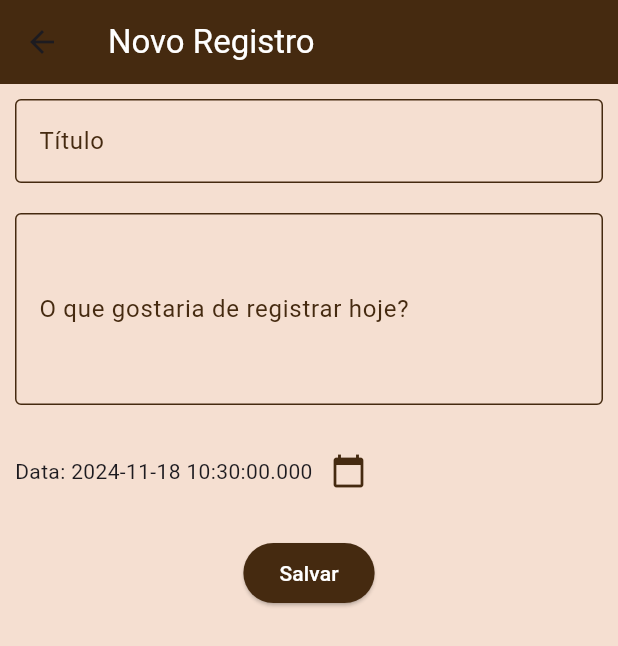
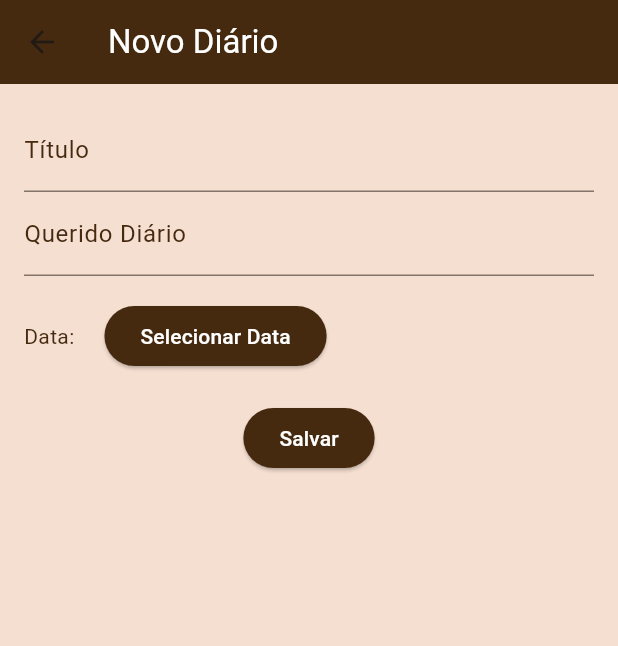
Before and after one commit to glxlena/provaFlutter, a Flutter app: the FormsDiario screen opened by its route, on a phone screen of 412 x 824 dp. Shown: the top 646 px of the screen. Run offline on Flutter 3.47's test engine with Material 3 defaults, Android fonts, the phone set to English and light mode, and no system bars; our stand-ins replace cloud_firestore, firebase_auth, firebase_core; accounts and stored records are empty.

Commit message:
commit final

```diff
--- a/lib/main.dart
+++ b/lib/main.dart
@@ -21,7 +21,7 @@ class MyApp extends StatelessWidget {
     return MaterialApp(
       title: 'Flutter Demo',
       theme: ThemeData(
-        colorScheme: ColorScheme.fromSeed(seedColor: Colors.deepPurple),
+        colorScheme: ColorScheme.fromSeed(seedColor: Color.fromARGB(255, 69, 42, 16)),
         useMaterial3: true,
       ),
       home: MainPage(),
--- a/lib/models/diario_model.dart
+++ b/lib/models/diario_model.dart
@@ -5,7 +5,7 @@ class Diario {
   String title;
   String description;
   DateTime date;
-  String userId; // Novo campo para armazenar o ID do usuário
+  String userId;
 
   Diario({
     this.id,
@@ -23,7 +23,7 @@ class Diario {
       date: map['date'] is Timestamp
           ? (map['date'] as Timestamp).toDate()
           : map['date'] as DateTime,
-      userId: map['userId'], // Recupera o userId do map
+      userId: map['userId'],
     );
   }
 
@@ -32,7 +32,7 @@ class Diario {
       'title': title,
       'description': description,
       'date': Timestamp.fromDate(date),
-      'userId': userId, // Adiciona o userId ao map
+      'userId': userId,
     };
   }
 }
--- a/lib/services/diario_services.dart
+++ b/lib/services/diario_services.dart
@@ -13,7 +13,7 @@ class DiarioService {
       title: title,
       description: description,
       date: date,
-      userId: userId, // Associa o diário ao ID do usuário
+      userId: userId,
     );
     await _diarioCollection.add(diario.toMap());
   }
@@ -33,7 +33,6 @@ class DiarioService {
   }
 
   Stream<List<Diario>> getDiarios() {
-    // Busca apenas os diários associados ao usuário atual
     return _diarioCollection
         .where('userId', isEqualTo: userId)
         .snapshots()
--- a/lib/views/form_page.dart
+++ b/lib/views/form_page.dart
@@ -2,124 +2,110 @@ import 'package:flutter/material.dart';
 import 'package:prova_flutter/models/diario_model.dart';
 import 'package:prova_flutter/services/diario_services.dart';
 
+
 class FormsDiario extends StatefulWidget {
   final Diario? diario;
 
-  const FormsDiario({super.key, this.diario});
+  FormsDiario({this.diario});
 
   @override
-  State<FormsDiario> createState() => _FormsDiarioState();
+  _FormsDiarioState createState() => _FormsDiarioState();
 }
 
 class _FormsDiarioState extends State<FormsDiario> {
   final _formKey = GlobalKey<FormState>();
-  final DiarioService _diarioService = DiarioService();
-  final TextEditingController _titleController = TextEditingController();
-  final TextEditingController _descriptionController = TextEditingController();
+  final _titleController = TextEditingController();
+  final _descriptionController = TextEditingController();
+  final _diarioService = DiarioService();
   DateTime _selectedDate = DateTime.now();
 
   @override
   void initState() {
+    super.initState();
     if (widget.diario != null) {
       _titleController.text = widget.diario!.title;
       _descriptionController.text = widget.diario!.description;
       _selectedDate = widget.diario!.date;
     }
-    super.initState();
+  }
+
+  Future<void> _selectDate(BuildContext context) async {
+    final DateTime? picked = await showDatePicker(
+      context: context,
+      initialDate: _selectedDate,
+      firstDate: DateTime(2000),
+      lastDate: DateTime(2101),
+    );
+    if (picked != null && picked != _selectedDate) {
+      setState(() {
+        _selectedDate = picked;
+      });
+    }
   }
 
   @override
   Widget build(BuildContext context) {
     return Scaffold(
       appBar: AppBar(
-        title: Text(widget.diario != null ? 'Editar Registro' : 'Novo Registro',
+        backgroundColor: Color.fromARGB(255, 69, 42, 16),
+        title: Text(widget.diario != null ? 'Editar Diário' : 'Novo Diário',
         style: TextStyle(color: Colors.white),),
-        backgroundColor: Color.fromARGB(255, 69, 42, 16),
       ),
       backgroundColor: Color.fromARGB(199, 242, 214, 196),
-      body: Form(
+      body: Padding(
+        padding: EdgeInsets.all(16.0),
+        child: Form(
           key: _formKey,
           child: Column(
-          children: [
-            Padding(
-              padding: EdgeInsets.all(10),
-              child: TextFormField(
+            children: <Widget>[
+              TextFormField(
                 controller: _titleController,
+                decoration: InputDecoration(
+                  labelText: 'Título',
+                  labelStyle: TextStyle(color: Color.fromARGB(255, 69, 42, 16)),
+                ),
                 validator: (value) {
                   if (value == null || value.isEmpty) {
-                    return 'Título não preenchido';
+                    return 'Por favor, insira o título';
                   }
                   return null;
                 },
+              ),
+              TextFormField(
+                controller: _descriptionController,
                 decoration: InputDecoration(
-                  label: Text('Título'),
+                  labelText: 'Querido Diário',
                   labelStyle: TextStyle(color: Color.fromARGB(255, 69, 42, 16)),
-                          border: OutlineInputBorder(
-                            borderSide: BorderSide(color: Color.fromARGB(255, 69, 42, 16)),
                 ),
-                          enabledBorder: OutlineInputBorder(
-                            borderSide: BorderSide(color: Color.fromARGB(255, 69, 42, 16)),
-                          ),
-                          focusedBorder: OutlineInputBorder(
-                            borderSide: BorderSide(color: Color.fromARGB(255, 69, 42, 16)),
-                          ),
-                ),
-              ),
-            ),
-            Padding(
-              padding: EdgeInsets.all(10),
-              child: TextFormField(
-                controller: _descriptionController,
-                keyboardType: TextInputType.multiline,
-                maxLines: 4,
                 validator: (value) {
                   if (value == null || value.isEmpty) {
-                    return 'Por favor, faça um registro antes.';
+                    return 'Por favor, insira a descrição';
                   }
                   return null;
                 },
-                decoration: InputDecoration(
-                  label: Text('O que gostaria de registrar hoje?'),
-                  labelStyle: TextStyle(color: Color.fromARGB(255, 69, 42, 16)),
-                          border: OutlineInputBorder(
-                            borderSide: BorderSide(color: Color.fromARGB(255, 69, 42, 16)),
               ),
-                          enabledBorder: OutlineInputBorder(
-                            borderSide: BorderSide(color: Color.fromARGB(255, 69, 42, 16)),
+              SizedBox(height: 16.0),
+              Row(
+                children: [
+                  Text(
+                    "Data: ${_selectedDate.toLocal()}".split(' ')[0],
+                    style: TextStyle(color: Color.fromARGB(255, 69, 42, 16)),
                   ),
-                          focusedBorder: OutlineInputBorder(
-                            borderSide: BorderSide(color: Color.fromARGB(255, 69, 42, 16)),
+                  SizedBox(width: 20.0),
+                  ElevatedButton(
+                    onPressed: () => _selectDate(context),
+                    style: ElevatedButton.styleFrom(
+                      backgroundColor: Color.fromARGB(255, 69, 42, 16),
                     ),
+                    child: Text(
+                      'Selecionar Data',
+                      style: TextStyle(color: Colors.white),
                     ),
-              ),
-            ),
-            Padding(
-              padding: EdgeInsets.all(10),
-              child: Row(
-                children: [
-                  Text("Data: ${_selectedDate.toLocal()}"),
-                  IconButton(
-                    icon: Icon(Icons.calendar_today, color: Color.fromARGB(255, 69, 42, 16)),
-                    onPressed: () async {
-                      DateTime? picked = await showDatePicker(
-                        context: context,
-                        initialDate: _selectedDate,
-                        firstDate: DateTime(2000),
-                        lastDate: DateTime.now(),
-                      );
-                      if (picked != null && picked != _selectedDate) {
-                        setState(() {
-                          _selectedDate = picked;
-                        });
-                      }
-                    },
                   ),
                 ],
               ),
-            ),
-            Padding(
-              padding: EdgeInsets.all(10),
-              child: ElevatedButton(
+              SizedBox(height: 20.0),
+              ElevatedButton(
                 onPressed: () async {
                   if (_formKey.currentState!.validate()) {
                     final diario = Diario(
@@ -127,28 +113,38 @@ class _FormsDiarioState extends State<FormsDiario> {
                       title: _titleController.text,
                       description: _descriptionController.text,
                       date: _selectedDate,
+                      userId: '',
                     );
 
                     if (widget.diario != null) {
-                      await _diarioService.atualizarDiario(diario.id!, diario.title, diario.description, diario.date,);
+                      await _diarioService.atualizarDiario(
+                        diario.id!,
+                        diario.title,
+                        diario.description,
+                        diario.date,
+                      );
                     } else {
-                      await _diarioService.adicionarDiario(diario.title, diario.description, diario.date);
+                      await _diarioService.adicionarDiario(
+                        diario.title,
+                        diario.description,
+                        diario.date,
+                      );
                     }
-
-                    Navigator.pop(context);
                   }
+                  Navigator.of(context).pushNamedAndRemoveUntil('/home', (route) => false);
                 },
                 style: ElevatedButton.styleFrom(
                   backgroundColor: Color.fromARGB(255, 69, 42, 16),
                 ),
-                child: Text(widget.diario != null ? 'Atualizar' : 'Salvar',
+                child: Text(
+                  widget.diario != null ? 'Atualizar' : 'Salvar',
                   style: TextStyle(color: Colors.white),
-                ),
                 ),
               ),
             ],
           ),
         ),
+      ),
     );
   }
 }
```
Also changed, not shown: lib/views/home_page.dart (+7 -2 lines), lib/views/inicio.dart (+16 -3 lines). Lines whose indentation alone changed are shown as unchanged.
